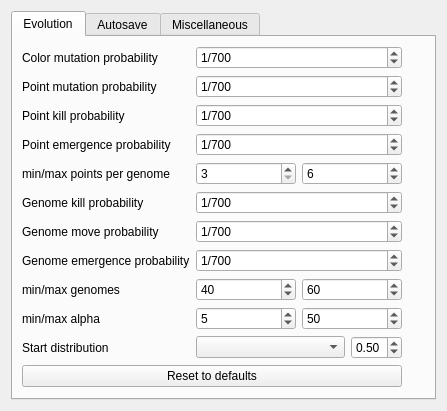
First picture: the form in optionsform.ui, repository superkartoffel/evo-cubist, before the edit.
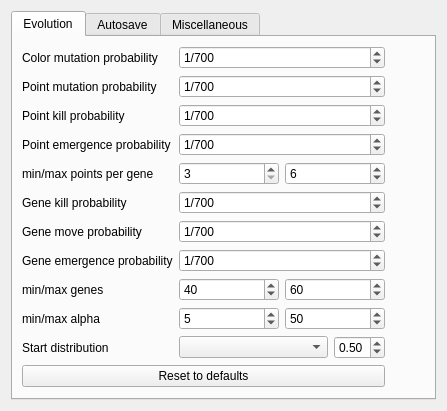
Second picture: the form after the edit. Icons and pictures are not drawn.

```diff
--- a/optionsform.ui
+++ b/optionsform.ui
@@ -140,7 +140,7 @@
          <item row="4" column="0">
           <widget class="QLabel" name="label_7">
            <property name="text">
-            <string>min/max points per genome</string>
+            <string>min/max points per gene</string>
            </property>
           </widget>
          </item>
@@ -183,7 +183,7 @@
          <item row="5" column="0">
           <widget class="QLabel" name="genomeKillProbabilityLabel">
            <property name="text">
-            <string>Genome kill probability</string>
+            <string>Gene kill probability</string>
            </property>
           </widget>
          </item>
@@ -209,7 +209,7 @@
          <item row="7" column="0">
           <widget class="QLabel" name="genomeEmergenceProbabilityLabel">
            <property name="text">
-            <string>Genome emergence probability</string>
+            <string>Gene emergence probability</string>
            </property>
           </widget>
          </item>
@@ -235,7 +235,7 @@
          <item row="8" column="0">
           <widget class="QLabel" name="label_6">
            <property name="text">
-            <string>min/max genomes</string>
+            <string>min/max genes</string>
            </property>
           </widget>
          </item>
@@ -321,7 +321,7 @@
          <item row="6" column="0">
           <widget class="QLabel" name="genomeEmergenceProbabilityLabel_2">
            <property name="text">
-            <string>Genome move probability</string>
+            <string>Gene move probability</string>
            </property>
           </widget>
          </item>
```
Left out of the diff: 16 changed lines with no effect on the pictures.
